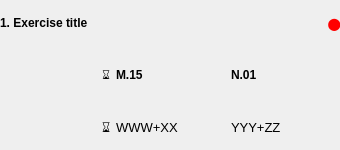
ahunt/incolata, file exerciserowwidget.ui: the form before one commit.
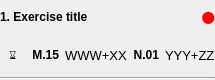
The form after the commit.

Commit message:
exerciserowwidget: fix layouting
The most important change is to remove the nested layout, which messed up size
hint calculations (resulting in (-1,-1) which in turn broke the list view).

Needed for:
https://github.com/ahunt/incolata/issues/3

What changed in the file:
```diff
--- a/exerciserowwidget.ui
+++ b/exerciserowwidget.ui
@@ -6,25 +6,61 @@
    <rect>
     <x>0</x>
     <y>0</y>
-    <width>340</width>
-    <height>150</height>
+    <width>215</width>
+    <height>80</height>
    </rect>
   </property>
-  <property name="windowTitle">
-   <string>Form</string>
-  </property>
-  <widget class="QWidget" name="gridLayoutWidget">
-   <property name="geometry">
-    <rect>
-     <x>0</x>
-     <y>0</y>
-     <width>341</width>
-     <height>150</height>
-    </rect>
+  <property name="sizePolicy">
+   <sizepolicy hsizetype="Expanding" vsizetype="Expanding">
+    <horstretch>0</horstretch>
+    <verstretch>0</verstretch>
+   </sizepolicy>
    </property>
    <layout class="QGridLayout" name="gridLayout">
-    <item row="1" column="2">
+   <property name="sizeConstraint">
+    <enum>QLayout::SetDefaultConstraint</enum>
+   </property>
+   <property name="leftMargin">
+    <number>0</number>
+   </property>
+   <property name="topMargin">
+    <number>0</number>
+   </property>
+   <property name="rightMargin">
+    <number>0</number>
+   </property>
+   <property name="bottomMargin">
+    <number>0</number>
+   </property>
+   <item row="1" column="0">
+    <widget class="QLabel" name="label_interim">
+     <property name="sizePolicy">
+      <sizepolicy hsizetype="Minimum" vsizetype="Minimum">
+       <horstretch>0</horstretch>
+       <verstretch>0</verstretch>
+      </sizepolicy>
+     </property>
+     <property name="font">
+      <font>
+       <pointsize>8</pointsize>
+      </font>
+     </property>
+     <property name="text">
+      <string>⌛</string>
+     </property>
+     <property name="alignment">
+      <set>Qt::AlignCenter</set>
+     </property>
+    </widget>
+   </item>
+   <item row="1" column="3">
      <widget class="QLabel" name="label_dev0_logff">
+     <property name="sizePolicy">
+      <sizepolicy hsizetype="Minimum" vsizetype="Minimum">
+       <horstretch>0</horstretch>
+       <verstretch>0</verstretch>
+      </sizepolicy>
+     </property>
       <property name="font">
        <font>
         <bold>true</bold>
@@ -33,58 +69,12 @@
       <property name="text">
        <string>N.01</string>
       </property>
-     </widget>
-    </item>
-    <item row="2" column="2">
-     <widget class="QLabel" name="label_dev0_linff">
-      <property name="font">
-       <font>
-        <pointsize>10</pointsize>
-       </font>
-      </property>
-      <property name="text">
-       <string>YYY+ZZ</string>
-      </property>
-      <property name="alignment">
-       <set>Qt::AlignLeading|Qt::AlignLeft|Qt::AlignVCenter</set>
-      </property>
-     </widget>
-    </item>
-    <item row="1" column="1">
-     <widget class="QLabel" name="label_dev1_logff">
-      <property name="font">
-       <font>
-        <bold>true</bold>
-       </font>
-      </property>
-      <property name="text">
-       <string>M.15</string>
-      </property>
-     </widget>
-    </item>
-    <item row="1" column="0">
-     <widget class="QLabel" name="label_logff_interim">
-      <property name="text">
-       <string>⌛</string>
-      </property>
       <property name="alignment">
        <set>Qt::AlignRight|Qt::AlignTrailing|Qt::AlignVCenter</set>
       </property>
      </widget>
     </item>
-    <item row="2" column="1">
-     <widget class="QLabel" name="label_dev1_linff">
-      <property name="font">
-       <font>
-        <pointsize>10</pointsize>
-       </font>
-      </property>
-      <property name="text">
-       <string>WWW+XX</string>
-      </property>
-     </widget>
-    </item>
-    <item row="0" column="0" colspan="3">
+   <item row="0" column="0" colspan="5">
      <layout class="QHBoxLayout" name="titleLayout">
       <item>
        <widget class="QLabel" name="label_exercise_title">
@@ -102,12 +92,15 @@
         <property name="text">
          <string>1. Exercise title</string>
         </property>
+       <property name="margin">
+        <number>5</number>
+       </property>
        </widget>
       </item>
       <item>
        <widget class="QLabel" name="indicator">
         <property name="sizePolicy">
-         <sizepolicy hsizetype="Minimum" vsizetype="Minimum">
+        <sizepolicy hsizetype="Minimum" vsizetype="Preferred">
           <horstretch>0</horstretch>
           <verstretch>0</verstretch>
          </sizepolicy>
@@ -126,6 +119,9 @@
         <property name="alignment">
          <set>Qt::AlignRight|Qt::AlignTrailing|Qt::AlignVCenter</set>
         </property>
+       <property name="margin">
+        <number>5</number>
+       </property>
         <property name="textInteractionFlags">
          <set>Qt::NoTextInteraction</set>
         </property>
@@ -133,23 +129,74 @@
       </item>
      </layout>
     </item>
-    <item row="2" column="0">
-     <widget class="QLabel" name="label_2">
+   <item row="1" column="1">
+    <widget class="QLabel" name="label_dev1_logff">
+     <property name="sizePolicy">
+      <sizepolicy hsizetype="Minimum" vsizetype="Minimum">
+       <horstretch>0</horstretch>
+       <verstretch>0</verstretch>
+      </sizepolicy>
+     </property>
       <property name="font">
        <font>
-        <pointsize>10</pointsize>
+       <bold>true</bold>
        </font>
       </property>
       <property name="text">
-       <string>⌛</string>
+      <string>M.15</string>
       </property>
       <property name="alignment">
        <set>Qt::AlignRight|Qt::AlignTrailing|Qt::AlignVCenter</set>
       </property>
      </widget>
     </item>
-   </layout>
-  </widget>
+   <item row="1" column="4">
+    <widget class="QLabel" name="label_dev0_linff">
+     <property name="sizePolicy">
+      <sizepolicy hsizetype="Minimum" vsizetype="Minimum">
+       <horstretch>0</horstretch>
+       <verstretch>0</verstretch>
+      </sizepolicy>
+     </property>
+     <property name="font">
+      <font>
+       <pointsize>10</pointsize>
+      </font>
+     </property>
+     <property name="text">
+      <string>YYY+ZZ</string>
+     </property>
+     <property name="alignment">
+      <set>Qt::AlignLeading|Qt::AlignLeft|Qt::AlignVCenter</set>
+     </property>
+    </widget>
+   </item>
+   <item row="1" column="2">
+    <widget class="QLabel" name="label_dev1_linff">
+     <property name="sizePolicy">
+      <sizepolicy hsizetype="Minimum" vsizetype="Minimum">
+       <horstretch>0</horstretch>
+       <verstretch>0</verstretch>
+      </sizepolicy>
+     </property>
+     <property name="font">
+      <font>
+       <pointsize>10</pointsize>
+      </font>
+     </property>
+     <property name="text">
+      <string>WWW+XX</string>
+     </property>
+    </widget>
+   </item>
+   <item row="2" column="0" colspan="5">
+    <widget class="Line" name="line">
+     <property name="orientation">
+      <enum>Qt::Horizontal</enum>
+     </property>
+    </widget>
+   </item>
+  </layout>
  </widget>
  <resources/>
  <connections/>
```
Lines whose indentation alone changed are shown as unchanged.
